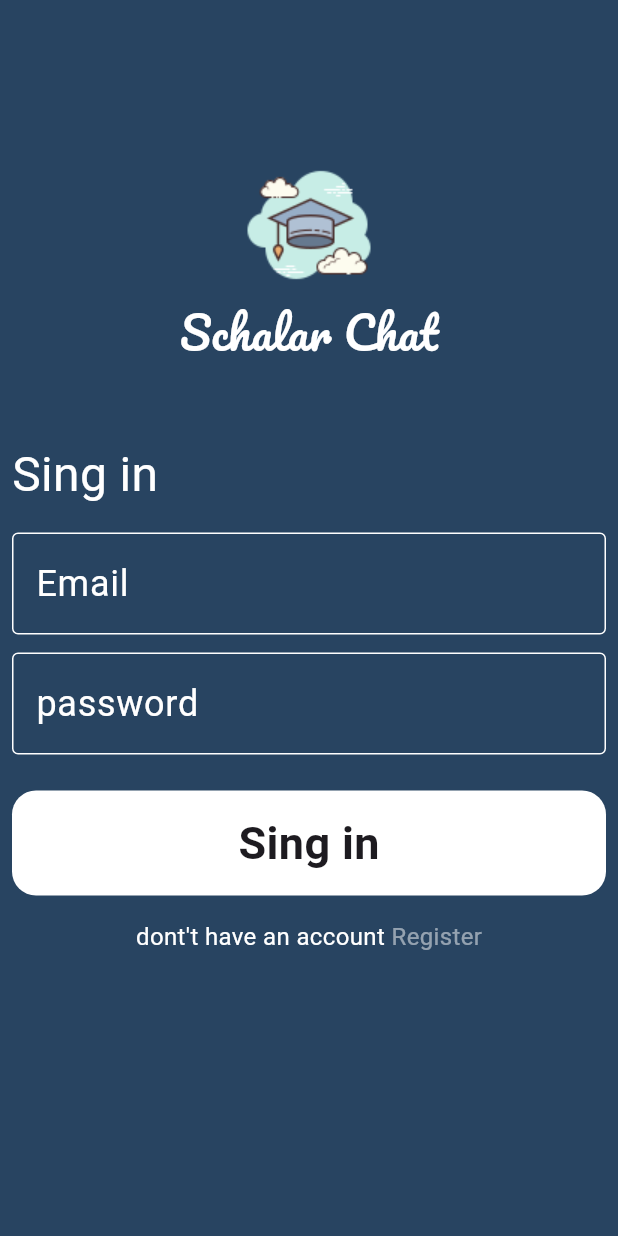
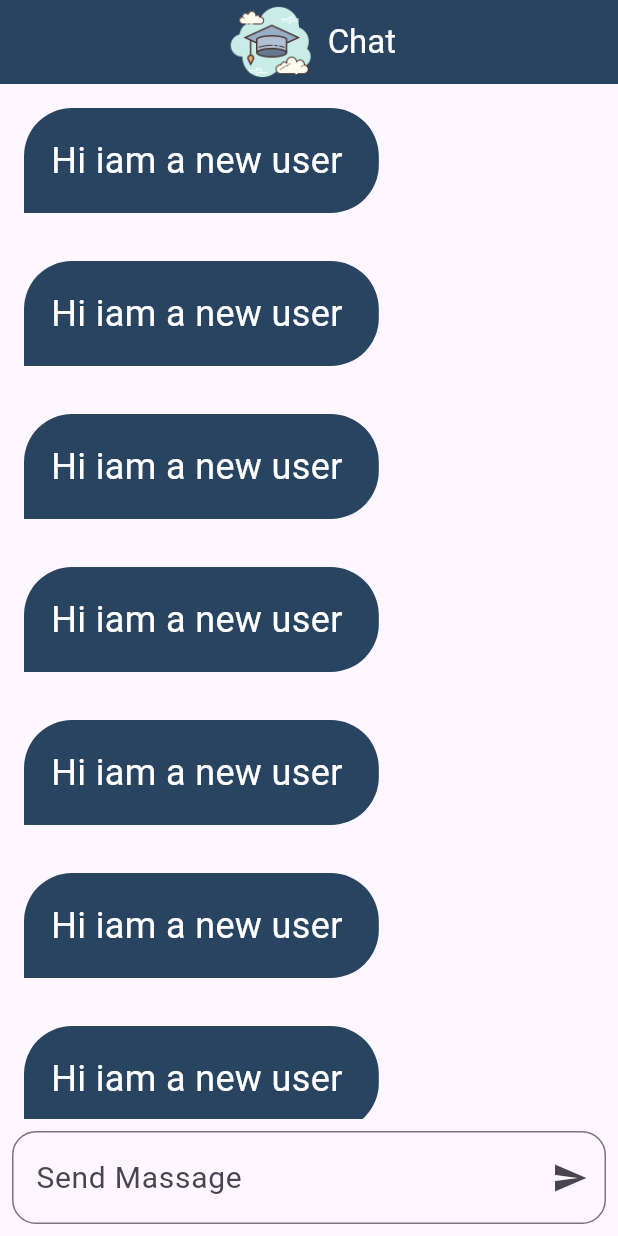
Before and after one commit to walidgamal010633/Chat-App, a Flutter app: the screen it shows after launch, on a phone screen of 412 x 824 dp. Run offline on Flutter 3.47's test engine with Material 3 defaults, Android fonts, the phone set to English and light mode, and no system bars; drawn by our look-alikes of modal_progress_hud_nsn; our stand-ins replace firebase_auth, firebase_core; accounts and stored records are empty.

Commit message:
create Chat page

```diff
--- /dev/null
+++ b/lib/custom widget/chatbuble.dart
@@ -0,0 +1,36 @@
+import 'package:chat_app/constants.dart';
+import 'package:flutter/material.dart';
+
+
+
+class chatbuble extends StatelessWidget {
+  const chatbuble({
+    super.key,
+  });
+
+  @override
+  Widget build(BuildContext context) {
+    return Align(
+      alignment: Alignment.centerLeft,
+      child: Container(
+
+
+       margin: EdgeInsets.only(left: 16,bottom: 16,top: 16),
+        decoration: BoxDecoration(
+
+          color: kprimarcolor,
+          borderRadius: BorderRadius.only(
+            topLeft: Radius.circular(32),
+            topRight: Radius.circular(32),
+            bottomRight: Radius.circular(32)
+          ),
+        ),
+
+        child: Padding(
+          padding: const EdgeInsets.all(18),
+          child: Text("Hi iam a new user ",style: TextStyle(color: Colors.white,fontSize: 24),),
+        ),
+      ),
+    );
+  }
+}
--- /dev/null
+++ b/lib/custom widget/custom_textform.dart
@@ -0,0 +1,22 @@
+import 'package:chat_app/constants.dart';
+import 'package:flutter/material.dart';
+
+class custom_textform extends StatelessWidget {
+  const custom_textform({
+    super.key,
+  });
+
+  @override
+  Widget build(BuildContext context) {
+    return TextFormField(
+      style: TextStyle(fontSize: 20),
+      decoration: InputDecoration(
+          suffixIcon: Icon(Icons.send),
+          prefixIconColor: kprimarcolor,
+          hintText: "Send Massage",
+          hintStyle: TextStyle(fontSize: 20),
+          border: OutlineInputBorder(
+              borderRadius: BorderRadius.circular(16))),
+    );
+  }
+}
--- a/lib/main.dart
+++ b/lib/main.dart
@@ -1,3 +1,4 @@
+import 'package:chat_app/screen/widget/ChatPage.dart';
 import 'package:chat_app/firebase_options.dart';
 import 'package:chat_app/screen/home_page.dart';
 import 'package:chat_app/screen/widget/register_view.dart';
@@ -21,8 +22,9 @@ class Chat_App extends StatelessWidget {
       debugShowCheckedModeBanner: false,
       routes: {
         regester_view.id:(context) => regester_view(),
+        ChatPage.id :(context) => ChatPage(),
       },
-      home: home_page(),
+      home: ChatPage(),
     );
   }
 }
--- a/lib/screen/home_page.dart
+++ b/lib/screen/home_page.dart
@@ -1,6 +1,6 @@
 import 'package:chat_app/constants.dart';
 import 'package:chat_app/screen/widget/register_view.dart';
-import 'package:chat_app/screen/widget/singin_view.dart';
+import 'package:chat_app/screen/widget/signin_view.dart';
 import 'package:flutter/material.dart';
 
 class home_page extends StatelessWidget {
@@ -10,6 +10,6 @@ class home_page extends StatelessWidget {
   Widget build(BuildContext context) {
     return Scaffold(
       backgroundColor: kprimarcolor,
-      body: singin_view());
+      body: signin_view());
   }
 }
--- /dev/null
+++ b/lib/screen/widget/ChatPage.dart
@@ -0,0 +1,47 @@
+import 'package:chat_app/constants.dart';
+import 'package:chat_app/custom%20widget/chatbuble.dart';
+import 'package:chat_app/custom%20widget/custom_textform.dart';
+import 'package:flutter/material.dart';
+
+class ChatPage extends StatelessWidget {
+  const ChatPage({super.key});
+  static String id = "chat page";
+  @override
+  Widget build(BuildContext context) {
+    return Scaffold(
+      appBar: AppBar(
+        automaticallyImplyLeading: false,
+        backgroundColor: kprimarcolor,
+        title: Row(
+          mainAxisAlignment: MainAxisAlignment.center,
+          children: [
+            Image.asset(
+              "assets/images/scholar.png",
+              width: 65,
+            ),
+            Text(
+              " Chat",
+              style: TextStyle(color: Colors.white),
+            )
+          ],
+        ),
+      ),
+      body: Column(
+        children: [
+          Expanded(
+            child: ListView.builder(
+              itemCount: 10,
+              itemBuilder: (context, index) {
+                return chatbuble();
+              },
+            ),
+          ),
+          Padding(
+            padding: const EdgeInsets.all(8.0),
+            child: custom_textform(),
+          )
+        ],
+      ),
+    );
+  }
+}
--- a/lib/screen/widget/register_view.dart
+++ b/lib/screen/widget/register_view.dart
@@ -1,4 +1,5 @@
 import 'package:chat_app/constants.dart';
+import 'package:chat_app/screen/widget/ChatPage.dart';
 import 'package:chat_app/custom%20widget/custom_bottom.dart';
 import 'package:chat_app/custom%20widget/custom_textfield.dart';
 import 'package:firebase_auth/firebase_auth.dart';
@@ -94,12 +95,12 @@ class _regester_viewState extends State<regester_view> {
 
                           await registerUser();
                           scaffold_massage(context, "The account has been created successfully");
+
                         } on FirebaseAuthException catch (e) {
 
                             scaffold_massage(context, "${e.code}");
 
-                          // The email address is badly formatted.
-                          // email-already-in-use
+
 
                         } catch (e) {
                           print(e);
--- a/lib/screen/widget/singin_view.dart
+++ b/lib/screen/widget/signin_view.dart
@@ -1,4 +1,5 @@
 import 'package:chat_app/constants.dart';
+import 'package:chat_app/screen/widget/ChatPage.dart';
 import 'package:chat_app/custom%20widget/custom_textfield.dart';
 import 'package:chat_app/custom%20widget/custom_bottom.dart';
 import 'package:chat_app/screen/widget/register_view.dart';
@@ -6,14 +7,14 @@ import 'package:firebase_auth/firebase_auth.dart';
 import 'package:flutter/material.dart';
 import 'package:modal_progress_hud_nsn/modal_progress_hud_nsn.dart';
 
-class singin_view extends StatefulWidget {
-  const singin_view({super.key});
+class signin_view extends StatefulWidget {
+  const signin_view({super.key});
 
   @override
-  State<singin_view> createState() => _singin_viewState();
+  State<signin_view> createState() => _signin_viewState();
 }
 
-class _singin_viewState extends State<singin_view> {
+class _signin_viewState extends State<signin_view> {
   GlobalKey<FormState> formkey = GlobalKey();
   AutovalidateMode autovalidateMode = AutovalidateMode.disabled;
   late String email, password;
@@ -93,6 +94,7 @@ class _singin_viewState extends State<singin_view> {
                             .signInWithEmailAndPassword(
                                 email: email, password: password);
                         scaffold_massage(context, "You are logged in to chat");
+                        Navigator.pushNamed(context, ChatPage.id);
                       } on FirebaseAuthException catch (e) {
                         if (e.code == "invalid-credential") {
                           scaffold_massage(
```
